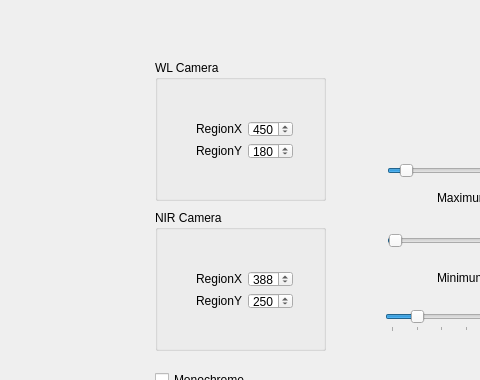
Solid-Sponge/MultiChannelViewer, file multichannelviewer.ui: the form before one commit; both pictures show x 375 to 855 and y 357 to 737 of the 1122 by 818 pixel window.
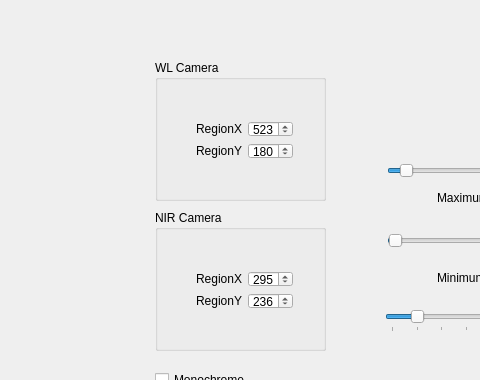
The form after the commit.

Commit message:
Added custom AutoExposure algorithm
Added Mutexes on member variables Cam1_Image and Cam2_Image.
This allows the auto-exposure algorithm to run on a different thread
safely by ensuring that the latest updated frame does not change in
the process of copying it to a thread-safe variable.

Also changed default ROI to align better with the endoscope, as well
as reducing the threshold minimum difference to 100.

Patch:
```diff
--- a/multichannelviewer.ui
+++ b/multichannelviewer.ui
@@ -242,7 +242,7 @@
     <property name="title">
      <string>WL Camera</string>
     </property>
-    <widget class="QWidget" name="">
+    <widget class="QWidget" name="layoutWidget">
      <property name="geometry">
       <rect>
        <x>30</x>
@@ -265,7 +265,7 @@
          <number>748</number>
         </property>
         <property name="value">
-         <number>450</number>
+         <number>523</number>
         </property>
        </widget>
       </item>
@@ -324,7 +324,7 @@
          <number>748</number>
         </property>
         <property name="value">
-         <number>388</number>
+         <number>295</number>
         </property>
        </widget>
       </item>
@@ -341,14 +341,14 @@
          <number>558</number>
         </property>
         <property name="value">
-         <number>250</number>
+         <number>236</number>
         </property>
        </widget>
       </item>
      </layout>
     </widget>
    </widget>
-   <widget class="QWidget" name="">
+   <widget class="QWidget" name="layoutWidget">
     <property name="geometry">
      <rect>
       <x>850</x>
```
The commit also changes 2 other files.
